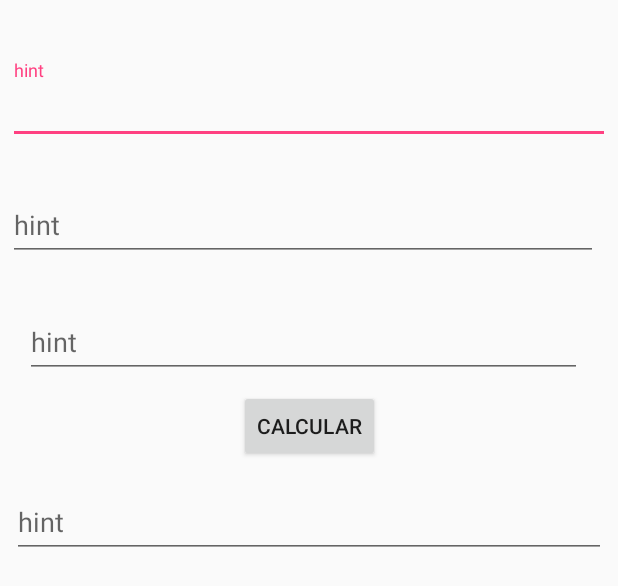
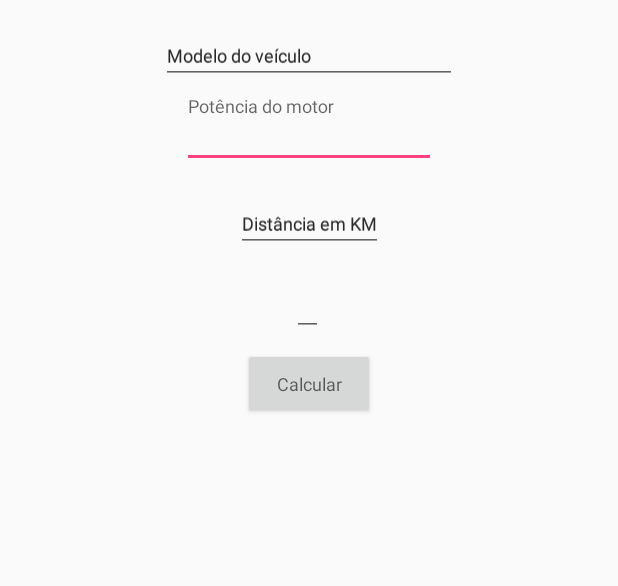
Before and after one commit to Rosahanne/Unama, an Android app: the layout activity_gasto_viagem.xml on its own in the app's theme, with its tools: preview values and no code run, on a phone screen of 412 x 824 dp. Shown: the top 586 px of the screen. Run offline under Robolectric (Android 15) with nearby library versions, the phone set to English and light mode, and no system bars.

Commit message:
UnamaMobile

```diff
--- a/app/src/main/res/layout/activity_gasto_viagem.xml
+++ b/app/src/main/res/layout/activity_gasto_viagem.xml
@@ -7,14 +7,37 @@
     tools:context=".GastoViagem">
 
     <android.support.design.widget.TextInputLayout
+        android:id="@+id/textInputLayout3"
+        android:layout_width="169dp"
+        android:layout_height="wrap_content"
+        android:layout_marginTop="8dp"
+        app:counterOverflowTextAppearance="@style/TextAppearance.AppCompat.Caption"
+        app:counterTextAppearance="@style/TextAppearance.AppCompat.Caption"
+        app:errorTextAppearance="@style/TextAppearance.AppCompat.Caption"
+        app:hintTextAppearance="@style/TextAppearance.AppCompat.Caption"
+        app:layout_constraintEnd_toEndOf="parent"
+        app:layout_constraintStart_toStartOf="parent"
+        app:layout_constraintTop_toBottomOf="@+id/textInputLayout4">
+
+        <android.support.design.widget.TextInputEditText
+            android:id="@+id/ip_PotMotor"
+            android:layout_width="match_parent"
+            android:layout_height="wrap_content"
+            android:hint="@string/potenciaMotor"
+            android:textAppearance="@style/TextAppearance.AppCompat.Caption"
+            android:visibility="visible" />
+    </android.support.design.widget.TextInputLayout>
+
+    <android.support.design.widget.TextInputLayout
         android:id="@+id/textInputLayout4"
-        android:layout_width="0dp"
+        android:layout_width="197dp"
         android:layout_height="wrap_content"
-        android:layout_marginStart="5dp"
-        android:layout_marginLeft="5dp"
-        android:layout_marginTop="40dp"
-        android:layout_marginEnd="5dp"
-        android:layout_marginRight="5dp"
+        android:layout_marginTop="8dp"
+        android:hint="@string/model_veiculo"
+        app:counterOverflowTextAppearance="@style/TextAppearance.AppCompat.Caption"
+        app:counterTextAppearance="@style/TextAppearance.AppCompat.Caption"
+        app:errorTextAppearance="@style/TextAppearance.AppCompat.Caption"
+        app:hintTextAppearance="@style/TextAppearance.AppCompat.Caption"
         app:layout_constraintEnd_toEndOf="parent"
         app:layout_constraintStart_toStartOf="parent"
         app:layout_constraintTop_toTopOf="parent">
@@ -23,79 +46,74 @@
             android:id="@+id/ip_ModAuto"
             android:layout_width="match_parent"
             android:layout_height="wrap_content"
-            android:hint="hint" />
+            android:hint="@string/model_veiculo"
+            android:textAppearance="@style/TextAppearance.AppCompat.Caption"
+            android:visibility="visible" />
     </android.support.design.widget.TextInputLayout>
 
     <android.support.design.widget.TextInputLayout
         android:id="@+id/textInputLayout5"
-        android:layout_width="0dp"
+        android:layout_width="wrap_content"
         android:layout_height="wrap_content"
         android:layout_marginTop="8dp"
-        android:layout_marginEnd="8dp"
-        android:layout_marginRight="8dp"
-        android:layout_marginBottom="8dp"
-        app:layout_constraintBottom_toTopOf="@+id/textInputLayout3"
-        app:layout_constraintEnd_toEndOf="@+id/textInputLayout4"
-        app:layout_constraintStart_toStartOf="@+id/textInputLayout4"
-        app:layout_constraintTop_toBottomOf="@+id/textInputLayout4">
+        android:hint="@string/distanciaKM"
+        app:counterOverflowTextAppearance="@style/TextAppearance.AppCompat.Caption"
+        app:counterTextAppearance="@style/TextAppearance.AppCompat.Caption"
+        app:errorTextAppearance="@style/TextAppearance.AppCompat.Caption"
+        app:hintTextAppearance="@style/TextAppearance.AppCompat.Caption"
+        app:layout_constraintEnd_toEndOf="parent"
+        app:layout_constraintStart_toStartOf="parent"
+        app:layout_constraintTop_toBottomOf="@+id/textInputLayout3">
 
         <android.support.design.widget.TextInputEditText
             android:id="@+id/ip_DistKm"
-            android:layout_width="match_parent"
+            android:layout_width="wrap_content"
             android:layout_height="wrap_content"
-            android:hint="hint" />
-    </android.support.design.widget.TextInputLayout>
-
-    <android.support.design.widget.TextInputLayout
-        android:id="@+id/textInputLayout3"
-        android:layout_width="371dp"
-        android:layout_height="wrap_content"
-        android:layout_marginTop="196dp"
-        android:layout_marginEnd="8dp"
-        android:layout_marginRight="8dp"
-        app:layout_constraintEnd_toEndOf="parent"
-        app:layout_constraintStart_toStartOf="parent"
-        app:layout_constraintTop_toTopOf="parent">
-
-        <android.support.design.widget.TextInputEditText
-            android:id="@+id/ip_PotMotor"
-            android:layout_width="match_parent"
-            android:layout_height="wrap_content"
-            android:hint="hint" />
+            android:hint="@string/distanciaKM"
+            android:textAppearance="@style/TextAppearance.AppCompat.Caption"
+            android:visibility="visible" />
     </android.support.design.widget.TextInputLayout>
 
     <android.support.design.widget.TextInputLayout
         android:id="@+id/textInputLayout7"
-        android:layout_width="0dp"
+        android:layout_width="wrap_content"
         android:layout_height="wrap_content"
+        android:layout_marginTop="8dp"
+        app:counterOverflowTextAppearance="@style/TextAppearance.AppCompat.Caption"
+        app:counterTextAppearance="@style/TextAppearance.AppCompat.Caption"
+        app:errorTextAppearance="@style/TextAppearance.AppCompat.Caption"
+        app:hintTextAppearance="@style/TextAppearance.AppCompat.Caption"
+        app:layout_constraintEnd_toEndOf="parent"
+        app:layout_constraintHorizontal_bias="0.498"
+        app:layout_constraintStart_toStartOf="parent"
+        app:layout_constraintTop_toBottomOf="@+id/textInputLayout5">
+
+        <android.support.design.widget.TextInputEditText
+            android:id="@+id/ip_LitGasolina"
+            android:layout_width="wrap_content"
+            android:layout_height="wrap_content"
+            android:hint="@string/litroGasolina"
+            android:textAppearance="@style/TextAppearance.AppCompat.Caption"
+            android:visibility="visible" />
+    </android.support.design.widget.TextInputLayout>
+
+    <Button
+        android:id="@+id/button_calcular"
+        android:layout_width="wrap_content"
+        android:layout_height="47dp"
         android:layout_marginStart="8dp"
         android:layout_marginLeft="8dp"
         android:layout_marginTop="8dp"
         android:layout_marginEnd="8dp"
         android:layout_marginRight="8dp"
+        android:layout_marginBottom="24dp"
+        android:textAppearance="@style/TextAppearance.AppCompat.Caption"
+        android:visibility="visible"
+        app:layout_constraintBottom_toBottomOf="parent"
         app:layout_constraintEnd_toEndOf="parent"
         app:layout_constraintStart_toStartOf="parent"
-        app:layout_constraintTop_toBottomOf="@+id/button">
-
-        <android.support.design.widget.TextInputEditText
-            android:id="@+id/ip_LitGasolina"
-            android:layout_width="match_parent"
-            android:layout_height="wrap_content"
-            android:hint="hint" />
-    </android.support.design.widget.TextInputLayout>
-
-    <Button
-        android:id="@+id/button"
-        android:layout_width="wrap_content"
-        android:layout_height="wrap_content"
-        android:layout_marginStart="8dp"
-        android:layout_marginLeft="8dp"
-        android:layout_marginTop="8dp"
-        android:layout_marginEnd="8dp"
-        android:layout_marginRight="8dp"
-        android:text="Calcular"
-        app:layout_constraintEnd_toEndOf="parent"
-        app:layout_constraintStart_toStartOf="parent"
-        app:layout_constraintTop_toBottomOf="@+id/textInputLayout3" />
+        app:layout_constraintTop_toBottomOf="@+id/textInputLayout7"
+        app:layout_constraintVertical_bias="0.0"
+        tools:text="@string/calcular_autonomia" />
 
 </android.support.constraint.ConstraintLayout>
--- a/app/src/main/res/values/strings.xml
+++ b/app/src/main/res/values/strings.xml
@@ -12,6 +12,11 @@
     <string name="tp_lig">Informe o tempo da ligação</string>
     <string name="vlTot">valor total a pagar</string>
     <string name="calcVlLig">Calcular valor a pagar</string>
+    <string name="model_veiculo">Modelo do veículo</string>
+    <string name="distanciaKM">Distância em KM</string>
+    <string name="potenciaMotor">Potência do motor</string>
+    <string name="litroGasolina">Litro de Gasolina</string>
+    <string name="calcular_autonomia">Calcular</string>
     <string-array name="lista_Operadoras">
         <item>Selecione a operadora</item>
         <item>tim</item>
```
Also changed, not shown: app/build.gradle (+8 -0 lines), app/src/main/AndroidManifest.xml (+9 -8 lines), app/src/main/java/com/example/a26144859/appexemplo/GastoViagem.java (+27 -23 lines), app/src/main/java/com/example/a26144859/appexemplo/GastoViagem2.java (+5 -4 lines), app/src/main/res/layout/activity_gasto_viagem2.xml (+3 -14 lines).
